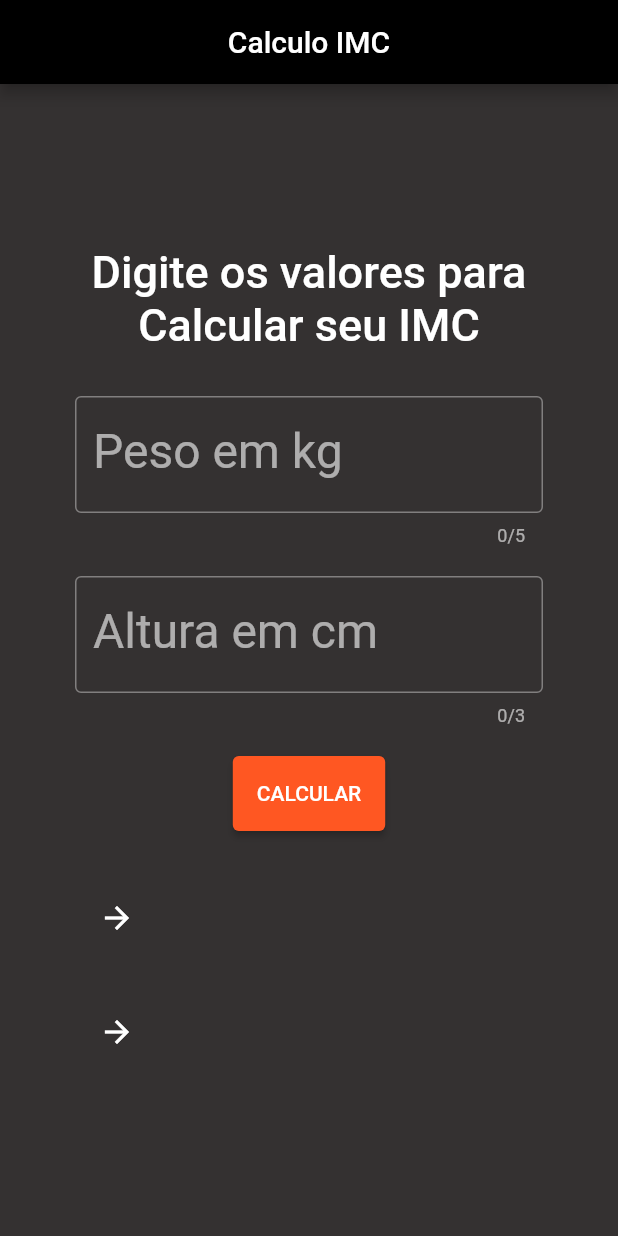
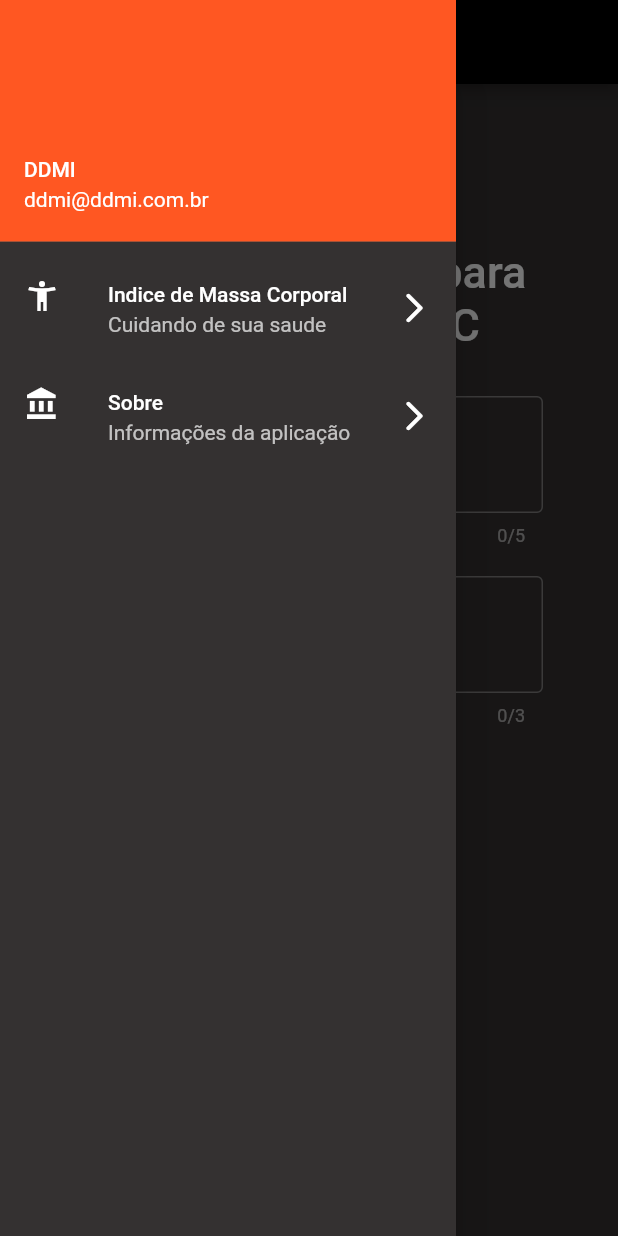
Before and after one commit to HeMarchioni/ProjetoP1_Calculo_Imc, a Flutter app: the screen it shows after launch, with the side drawer open (before the commit the screen has no drawer), on a phone screen of 412 x 824 dp. Run offline on Flutter 3.47's test engine with Material 2 defaults, Android fonts, the phone set to English and light mode, and no system bars.

Commit message:
create page "Sobre" and add Drawer

```diff
--- a/lib/home.dart
+++ b/lib/home.dart
@@ -1,5 +1,6 @@
 import 'package:flutter/cupertino.dart';
 import 'package:flutter/material.dart';
+import 'package:proj_calculo_imc/sobre.dart';
 
 
 
@@ -12,8 +13,36 @@ class Home extends StatelessWidget {
     return Scaffold(
       appBar: AppBar(
         centerTitle: true,
-        title: Text('Calculo IMC'),
+        title: Text('App Calculo IMC'),
 
+      ),
+      drawer: Drawer(
+        child: ListView(
+          children: [
+            const UserAccountsDrawerHeader(
+                accountName: Text("DDMI"),
+                accountEmail: Text("ddmi@ddmi.com.br")),
+            ListTile(
+              leading: const Icon(Icons.accessibility_new),
+              title: const Text("Indice de Massa Corporal"),
+              subtitle: const Text("Cuidando de sua saude"),
+              trailing: const Icon(Icons.arrow_forward_ios_rounded),
+              onTap: () {},
+            ),
+            ListTile(
+              leading: const Icon(Icons.account_balance_sharp),
+              title: const Text("Sobre"),
+              subtitle: const Text("Informações da aplicação"),
+              trailing: const Icon(Icons.arrow_forward_ios_rounded),
+              onTap: () {
+                Navigator.push(
+                  context,
+                  MaterialPageRoute(builder: (context) => const Sobre()),
+                );
+              },
+            )
+          ],
+        ),
       ),
 
       body: const CalculoIMC(),
--- a/pubspec.yaml
+++ b/pubspec.yaml
@@ -45,8 +45,8 @@ flutter:
   uses-material-design: true
 
   # To add assets to your application, add an assets section, like this:
-  # assets:
-  #   - images/a_dot_burr.jpeg
+  assets:
+  - assets/images/TechMonkeys.jpg
   #   - images/a_dot_ham.jpeg
 
   # An image asset can refer to one or more resolution-specific "variants", see
```
Also changed, not shown: lib/sobre.dart (added, +117 -0 lines), assets/images/TechMonkeys.jpg (added), pubspec.lock.
